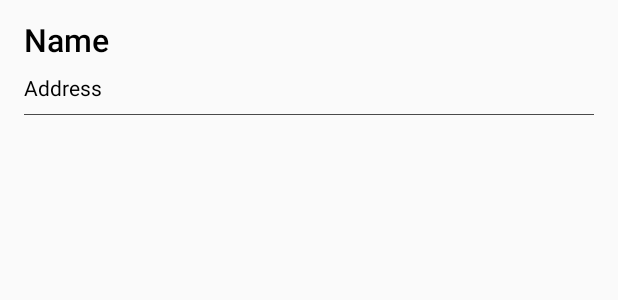
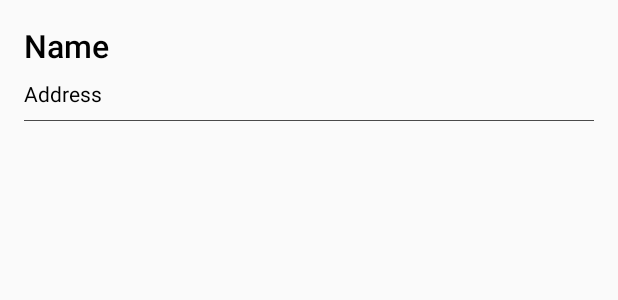
Before and after one commit to shevart/Android-Map-Project, an Android app: the layout item_trip_point_history.xml on its own in the app's theme, with its tools: preview values and no code run, on a phone screen of 412 x 824 dp. Shown: the top 300 px of the screen. Run offline under Robolectric (Android 15) with nearby library versions, the phone set to English and light mode, and no system bars.

```diff
--- a/app/src/main/res/layout/item_trip_point_history.xml
+++ b/app/src/main/res/layout/item_trip_point_history.xml
@@ -5,10 +5,10 @@
     android:layout_width="match_parent"
     android:layout_height="wrap_content"
     android:background="?selectableItemBackground"
+    android:paddingBottom="0dp"
+    android:paddingLeft="@dimen/double_dimen"
     android:paddingRight="@dimen/double_dimen"
-    android:paddingLeft="@dimen/double_dimen"
-    android:paddingTop="@dimen/pre_double_dimen"
-    android:paddingBottom="@dimen/pre_double_dimen"
+    android:paddingTop="@dimen/double_dimen"
     android:orientation="vertical">
 
     <TextView
```
Also changed, not shown: app/src/main/java/com/shevart/google_map/ui/screens/main/MainActivity.java (+16 -0 lines), app/src/main/java/com/shevart/google_map/ui/screens/select_last_place/SelectPlaceFromHistoryActivity.java (+8 -1 lines), app/src/main/java/com/shevart/google_map/ui/screens/select_last_place/TripPointsHistoryRVAdapter.java (+7 -2 lines), app/src/main/java/com/shevart/google_map/util/BundleUtils.java (added, +19 -0 lines).
